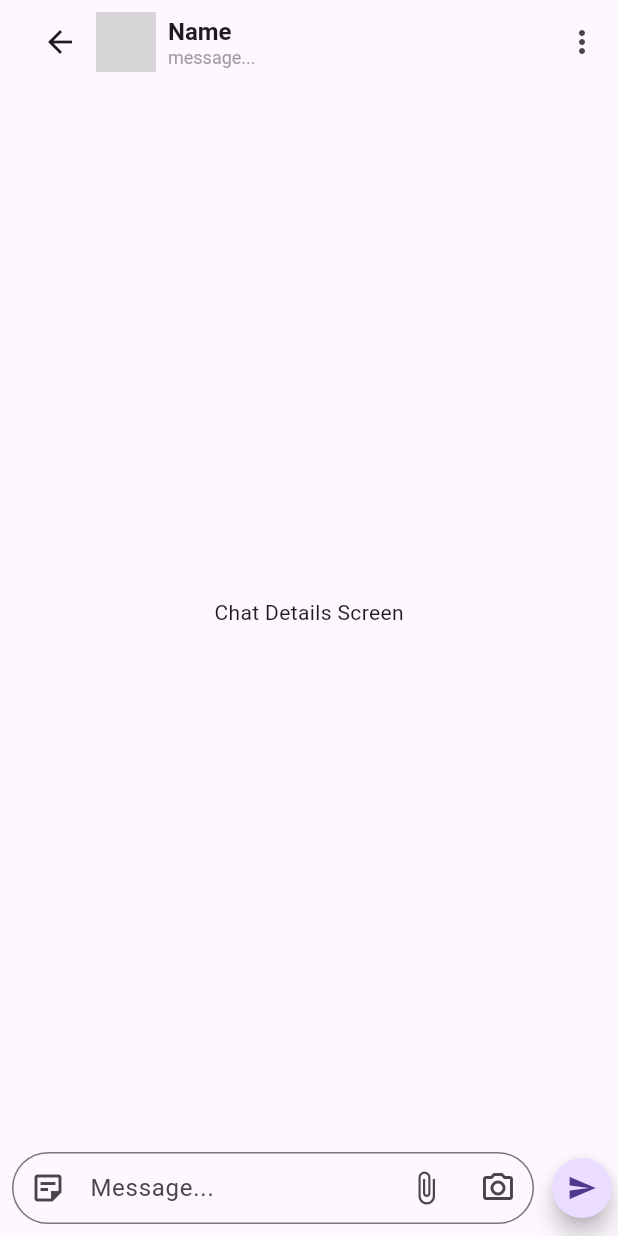
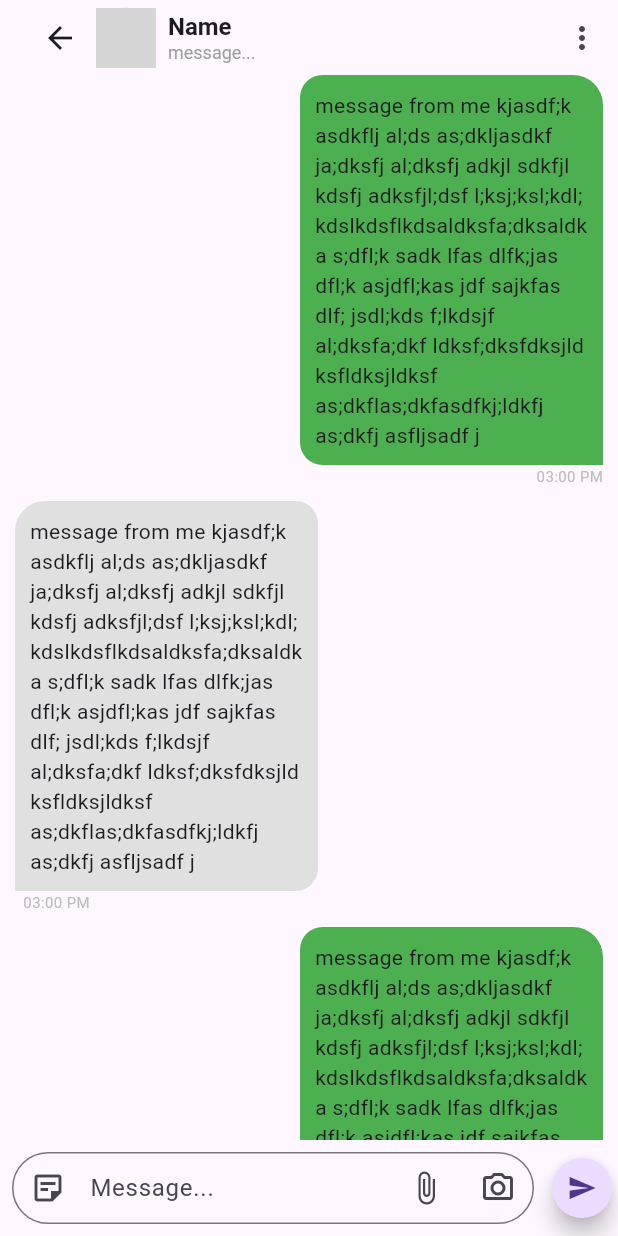
Before and after one commit to 3shmawi/new-3c-directories, a Flutter app: the HomeChatDetails screen opened directly, on a phone screen of 412 x 824 dp. Run offline on Flutter 3.47's test engine with Material 3 defaults, Android fonts, the phone set to English and light mode, and no system bars; network calls fail; key blocks and very long unbroken strings in the code were emptied for the run; grey boxes are pictures that could not be loaded.

Commit message:
finish chat details screen

```diff
--- a/lib/chat_details/home_chat_details.dart
+++ b/lib/chat_details/home_chat_details.dart
@@ -1,4 +1,7 @@
 import 'package:flutter/material.dart';
+import 'package:new_3c/chat_details/widgets/app_bar_widget.dart';
+import 'package:new_3c/chat_details/widgets/chat_item.dart';
+import 'package:new_3c/chat_details/widgets/send_field.dart';
 
 class HomeChatDetails extends StatelessWidget {
   const HomeChatDetails({super.key});
@@ -6,118 +9,16 @@ class HomeChatDetails extends StatelessWidget {
   @override
   Widget build(BuildContext context) {
     return Scaffold(
-      appBar: AppBar(
-        automaticallyImplyLeading: false,
-        title: Row(
-          children: [
-            IconButton(
-              onPressed: () {
-                Navigator.of(context).pop();
-              },
-              icon: Icon(
-                Icons.arrow_back,
+      appBar: AppBarWidget(),
+      body: ListView.separated(
+          itemBuilder: (context, index) => ChatItem(
+                isMyMessage: index.isEven,
               ),
-            ),
-            CircleAvatar(
-              backgroundImage: NetworkImage(
-                  "https://images.unsplash.com/photo-1508214751196-bcfd4ca60f91?ixlib=rb-4.0.3&ixid=M3wxMjA3fDB8MHxwaG90by1wYWdlfHx8fGVufDB8fHx8fA%3D%3D&auto=format&fit=crop&w=687&q=80"),
-            ),
-            SizedBox(width: 8),
-            Column(
-              crossAxisAlignment: CrossAxisAlignment.start,
-              children: [
-                Text(
-                  "Name",
-                  style: TextStyle(
-                    fontWeight: FontWeight.bold,
-                    fontSize: 16,
-                  ),
-                ),
-                Text(
-                  "message...",
-                  style: TextStyle(
-                    fontSize: 12,
-                    color: Colors.grey,
-                  ),
-                ),
-              ],
-            )
-          ],
-        ),
-        actions: [
-          PopupMenuButton(
-            icon: Icon(Icons.more_vert),
-            itemBuilder: (context) => [
-              PopupMenuItem(
-                value: 1,
-                child: Text("View Profile"),
+          separatorBuilder: (context, index) => SizedBox(
+                height: 10,
               ),
-              PopupMenuItem(
-                value: 2,
-                child: Text("Mute Notifications"),
-              ),
-              PopupMenuItem(
-                value: 3,
-                child: Text("Block"),
-              ),
-              PopupMenuItem(
-                value: 4,
-                child: Text("Delete Chat"),
-              ),
-            ],
-          ),
-        ],
-      ),
-      body: Center(
-        child: Text("Chat Details Screen"),
-      ),
-      bottomNavigationBar: Row(
-        children: [
-          Expanded(
-            child: Padding(
-              padding: const EdgeInsets.all(8.0),
-              child: TextField(
-                decoration: InputDecoration(
-                  hintText: "Message...",
-                  prefixIcon: IconButton(
-                    onPressed: () {},
-                    icon: Icon(
-                      Icons.sticky_note_2_outlined,
-                    ),
-                  ),
-                  suffixIcon: Row(
-                    mainAxisSize: MainAxisSize.min,
-                    mainAxisAlignment: MainAxisAlignment.end,
-                    children: [
-                      IconButton(
-                        onPressed: () {},
-                        icon: Icon(Icons.attach_file),
-                      ),
-                      IconButton(
-                        onPressed: () {},
-                        icon: Icon(Icons.camera_alt_outlined),
-                      ),
-                    ],
-                  ),
-                  border: OutlineInputBorder(
-                    borderRadius: BorderRadius.circular(30),
-                  ),
-                  contentPadding:
-                      EdgeInsets.symmetric(horizontal: 30, vertical: 5),
-                ),
-              ),
-            ),
-          ),
-          FloatingActionButton.small(
-            shape: CircleBorder(),
-            onPressed: () {},
-            child: Icon(
-              Icons.send,
-              size: 20,
-            ),
-          ),
-        ],
-      ),
+          itemCount: 15),
+      bottomNavigationBar: SendFieldWidget(),
     );
   }
 }
--- /dev/null
+++ b/lib/chat_details/widgets/app_bar_widget.dart
@@ -0,0 +1,74 @@
+import 'package:flutter/material.dart';
+
+class AppBarWidget extends StatelessWidget implements PreferredSizeWidget {
+  const AppBarWidget({super.key});
+
+  @override
+  Widget build(BuildContext context) {
+    return AppBar(
+      automaticallyImplyLeading: false,
+      title: Row(
+        children: [
+          IconButton(
+            onPressed: () {
+              Navigator.of(context).pop();
+            },
+            icon: Icon(
+              Icons.arrow_back,
+            ),
+          ),
+          CircleAvatar(
+            backgroundImage: NetworkImage(
+                "https://images.unsplash.com/photo-1508214751196-bcfd4ca60f91?ixlib=rb-4.0.3&ixid=M3wxMjA3fDB8MHxwaG90by1wYWdlfHx8fGVufDB8fHx8fA%3D%3D&auto=format&fit=crop&w=687&q=80"),
+          ),
+          SizedBox(width: 8),
+          Column(
+            crossAxisAlignment: CrossAxisAlignment.start,
+            children: [
+              Text(
+                "Name",
+                style: TextStyle(
+                  fontWeight: FontWeight.bold,
+                  fontSize: 16,
+                ),
+              ),
+              Text(
+                "message...",
+                style: TextStyle(
+                  fontSize: 12,
+                  color: Colors.grey,
+                ),
+              ),
+            ],
+          )
+        ],
+      ),
+      actions: [
+        PopupMenuButton(
+          icon: Icon(Icons.more_vert),
+          itemBuilder: (context) => [
+            PopupMenuItem(
+              value: 1,
+              child: Text("View Profile"),
+            ),
+            PopupMenuItem(
+              value: 2,
+              child: Text("Mute Notifications"),
+            ),
+            PopupMenuItem(
+              value: 3,
+              child: Text("Block"),
+            ),
+            PopupMenuItem(
+              value: 4,
+              child: Text("Delete Chat"),
+            ),
+          ],
+        ),
+      ],
+    );
+  }
+
+  @override
+  Size get preferredSize => Size.fromHeight(50);
+}
--- /dev/null
+++ b/lib/chat_details/widgets/chat_item.dart
@@ -0,0 +1,47 @@
+import 'package:flutter/material.dart';
+
+class ChatItem extends StatelessWidget {
+  const ChatItem({
+    required this.isMyMessage,
+    super.key,
+  });
+
+  final bool isMyMessage;
+
+  @override
+  Widget build(BuildContext context) {
+    return Align(
+      alignment: isMyMessage ? Alignment.topRight : Alignment.topLeft,
+      child: Padding(
+        padding: EdgeInsets.only(
+          left: isMyMessage ? 200 : 10,
+          right: isMyMessage ? 10 : 200,
+        ),
+        child: Column(
+          mainAxisSize: MainAxisSize.min,
+          crossAxisAlignment:
+              isMyMessage ? CrossAxisAlignment.end : CrossAxisAlignment.start,
+          children: [
+            Container(
+              padding: EdgeInsets.all(10),
+              decoration: BoxDecoration(
+                color: isMyMessage ? Colors.green : Colors.grey[300],
+                borderRadius: BorderRadius.only(
+                  topRight: Radius.circular(isMyMessage ? 20 : 15),
+                  topLeft: Radius.circular(isMyMessage ? 15 : 20),
+                  bottomLeft: isMyMessage ? Radius.circular(15) : Radius.zero,
+                  bottomRight: !isMyMessage ? Radius.circular(15) : Radius.zero,
+                ),
+              ),
+              child: Text(
+                "message from me kjasdf;k asdkflj al;ds as;dkljasdkf ja;dksfj al;dksfj adkjl sdkfjl kdsfj adksfjl;dsf l;ksj;ksl;kdl;kdslkdsflkdsaldksfa;dksaldka s;dfl;k sadk lfas dlfk;jas dfl;k asjdfl;kas jdf sajkfas dlf; jsdl;kds f;lkdsjf al;dksfa;dkf ldksf;dksfdksjldksfldksjldksf as;dkflas;dkfasdfkj;ldkfj as;dkfj asfljsadf j",
+              ),
+            ),
+            Text("  03:00 PM",
+                style: TextStyle(fontSize: 10, color: Colors.grey[400]))
+          ],
+        ),
+      ),
+    );
+  }
+}
--- /dev/null
+++ b/lib/chat_details/widgets/send_field.dart
@@ -0,0 +1,56 @@
+import 'package:flutter/material.dart';
+
+class SendFieldWidget extends StatelessWidget {
+  const SendFieldWidget({super.key});
+
+  @override
+  Widget build(BuildContext context) {
+    return Row(
+      children: [
+        Expanded(
+          child: Padding(
+            padding: const EdgeInsets.all(8.0),
+            child: TextField(
+              decoration: InputDecoration(
+                hintText: "Message...",
+                prefixIcon: IconButton(
+                  onPressed: () {},
+                  icon: Icon(
+                    Icons.sticky_note_2_outlined,
+                  ),
+                ),
+                suffixIcon: Row(
+                  mainAxisSize: MainAxisSize.min,
+                  mainAxisAlignment: MainAxisAlignment.end,
+                  children: [
+                    IconButton(
+                      onPressed: () {},
+                      icon: Icon(Icons.attach_file),
+                    ),
+                    IconButton(
+                      onPressed: () {},
+                      icon: Icon(Icons.camera_alt_outlined),
+                    ),
+                  ],
+                ),
+                border: OutlineInputBorder(
+                  borderRadius: BorderRadius.circular(30),
+                ),
+                contentPadding:
+                    EdgeInsets.symmetric(horizontal: 30, vertical: 5),
+              ),
+            ),
+          ),
+        ),
+        FloatingActionButton.small(
+          shape: CircleBorder(),
+          onPressed: () {},
+          child: Icon(
+            Icons.send,
+            size: 20,
+          ),
+        ),
+      ],
+    );
+  }
+}
```
